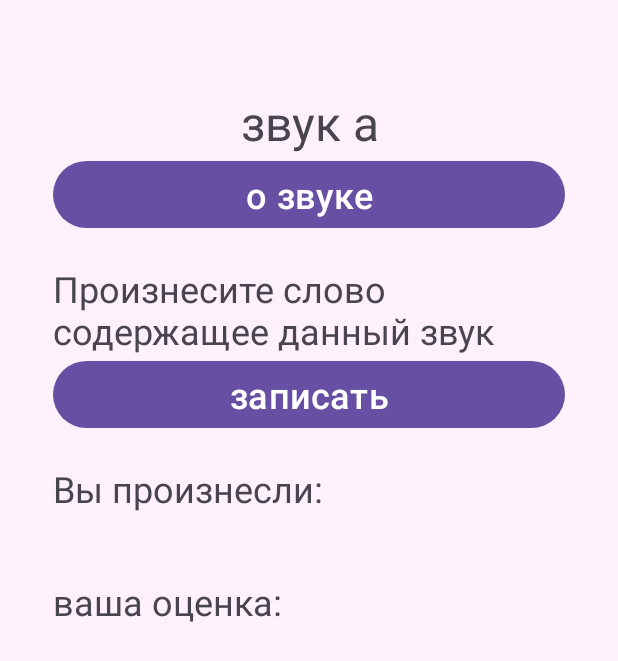
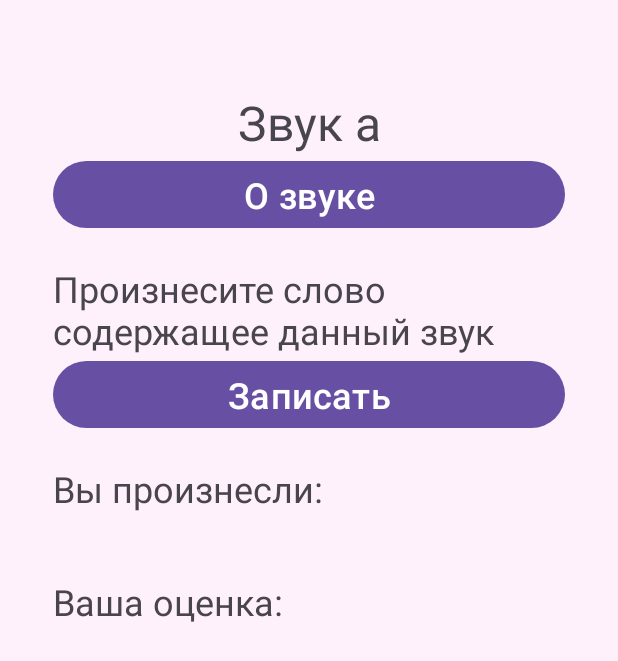
Before and after one commit to noAlxena/PronunciationTrainer, an Android app: the SoundTrainFragment screen opened through its navigation route, on a phone screen of 412 x 824 dp. Shown: the top 661 px of the screen. Run offline under Robolectric (Android 15) with nearby library versions, the phone set to English and light mode, and no system bars; our stand-ins replace Room's generated code.

```diff
--- a/app/src/main/res/values/strings.xml
+++ b/app/src/main/res/values/strings.xml
@@ -12,25 +12,25 @@
     <string name="consonants">Согласные звуки</string>
     <string name="reset">Сбросить прогресс</string>
     <string name="pronounce">Вы произнесли:</string>
-    <string name="record">записать</string>
-    <string name="next">далее</string>
-    <string name="sound_info">о звуке</string>
-    <string name="speak">говорите</string>
-    <string name="grade">ваша оценка:</string>
-    <string name="not_recognized">не распознано</string>
+    <string name="record">Записать</string>
+    <string name="next">Далее</string>
+    <string name="sound_info">О звуке</string>
+    <string name="speak">Говорите</string>
+    <string name="grade">Ваша оценка:</string>
+    <string name="not_recognized">Не распознано</string>
     <string name="no_permision">Отсуствует разрешение на запись звука</string>
     <string name="instructions">Произнесите слово содержащее данный звук</string>
     <string name="correct">✔</string>
     <string name="wrong">❌</string>
     <string-array name="sounds">
-        <item>звук а</item>
-        <item>звук э</item>
-        <item>звук ш</item>
-        <item>звук р</item>
+        <item>Звук а</item>
+        <item>Звук э</item>
+        <item>Звук ш</item>
+        <item>Звук р</item>
     </string-array>
     <string-array name="categories">
-        <item>гласные</item>
-        <item>согласные</item>
+        <item>Гласные</item>
+        <item>Согласные</item>
     </string-array>
     <string-array name="how_to_speak">
         <item>Нижняя челюсть опущена так, что расстояние между зубами равно примерно одному пальцу; язык лежит плоско, кончик языка у нижних передних зубов; губы образуют ровный овал, нёбная занавеска поднята; голосовые связки вибрируют.</item>
```
